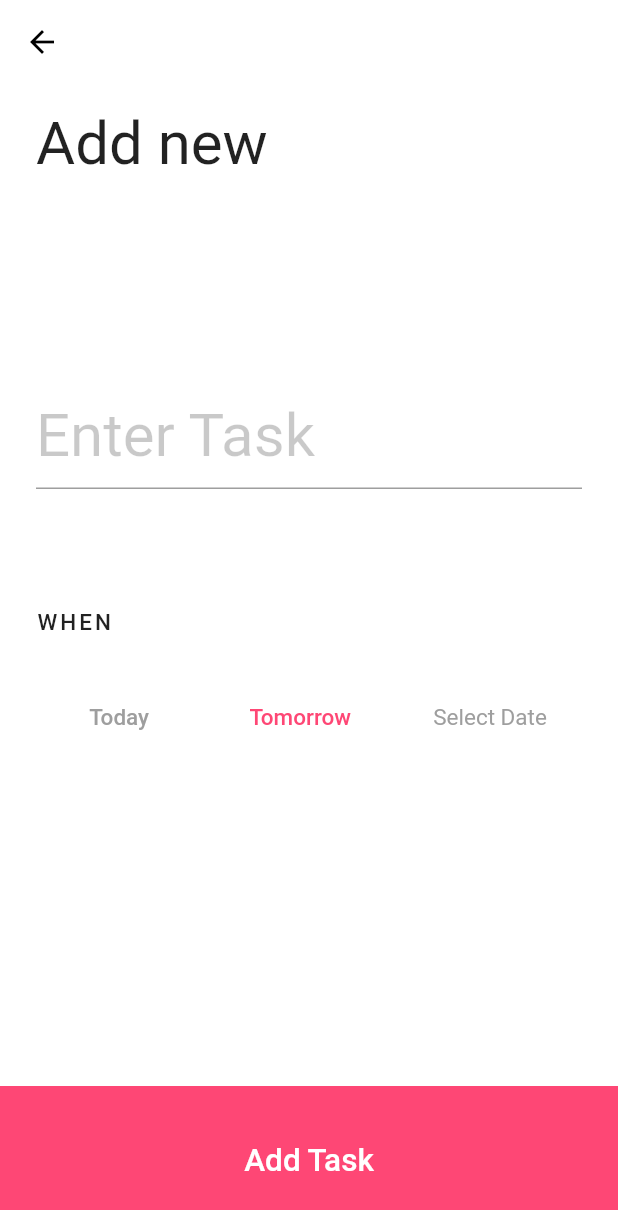
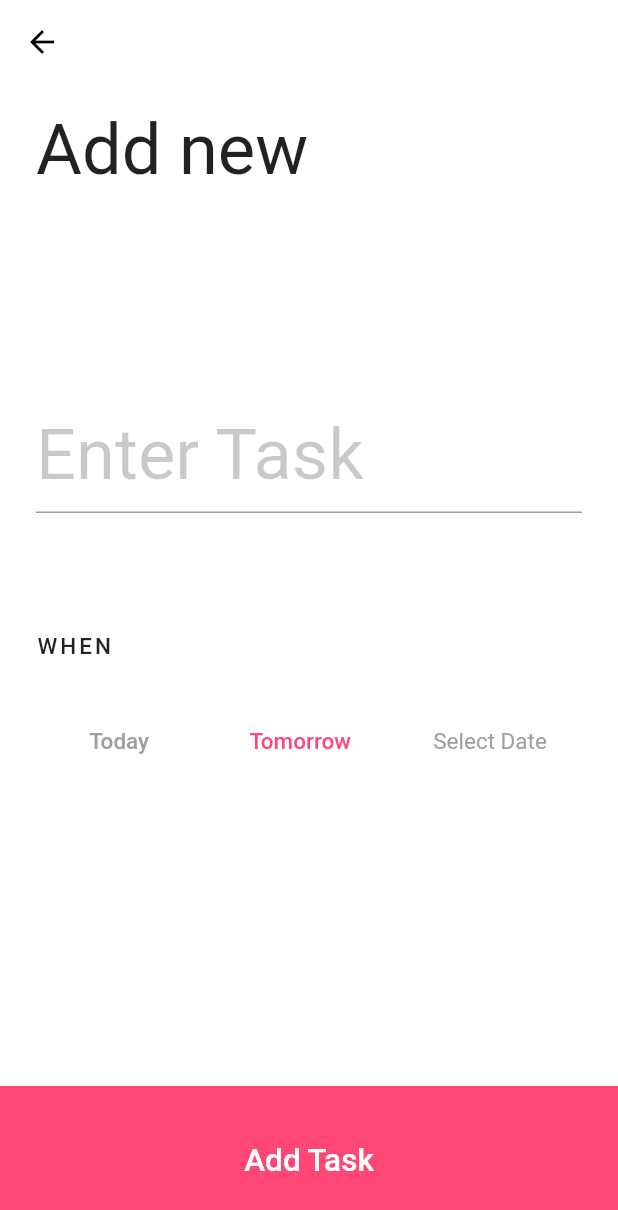
Before and after one commit to medwonuola/buck, a Flutter app: the screen it shows after launch, after a tap on the "add circle" icon, on a phone screen of 412 x 824 dp. Shown: the top 1210 px of the screen. Run offline on Flutter 3.47's test engine with Material 2 defaults, Android fonts, the phone set to English and light mode, and no system bars.

```diff
--- a/lib/constants.dart
+++ b/lib/constants.dart
@@ -2,4 +2,4 @@ import 'package:flutter/material.dart';
 
 const kPrimaryColor = Color(0xFFFE4775);
 const kSecondaryColor = Color(0xFF161060);
-const headlineStyle = TextStyle(fontSize: 40);
+const headlineStyle = TextStyle(fontSize: 47);
--- a/lib/view/add_todo.dart
+++ b/lib/view/add_todo.dart
@@ -46,7 +46,7 @@ class _AddTodoState extends State<AddTodo> {
                   cursorColor: Colors.grey,
                   style: TextStyle(fontSize: 30),
                   minLines: 1,
-                  maxLines: 4,
+                  maxLines: 2,
                   decoration: InputDecoration(
                       hintText: "Enter Task",
                       hintStyle: headlineStyle.copyWith(
--- a/lib/view/util/top_section.dart
+++ b/lib/view/util/top_section.dart
@@ -17,7 +17,7 @@ class TopSection extends StatelessWidget {
           ),
           Icon(
             Icons.notifications_none,
-            size: 23,
+            size: 30,
           )
         ],
       ),
```
